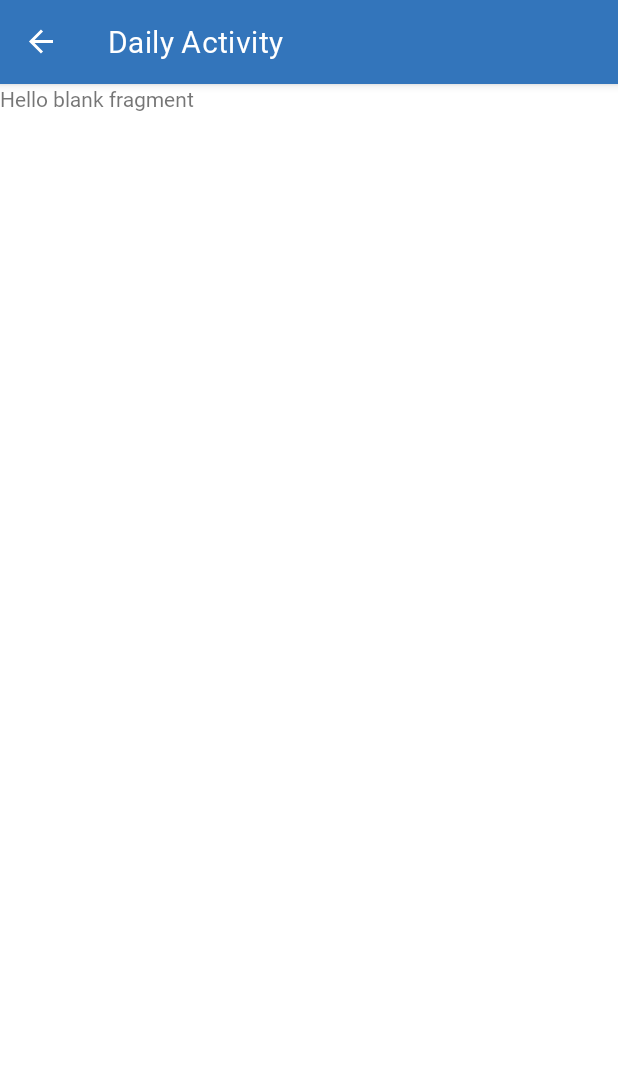
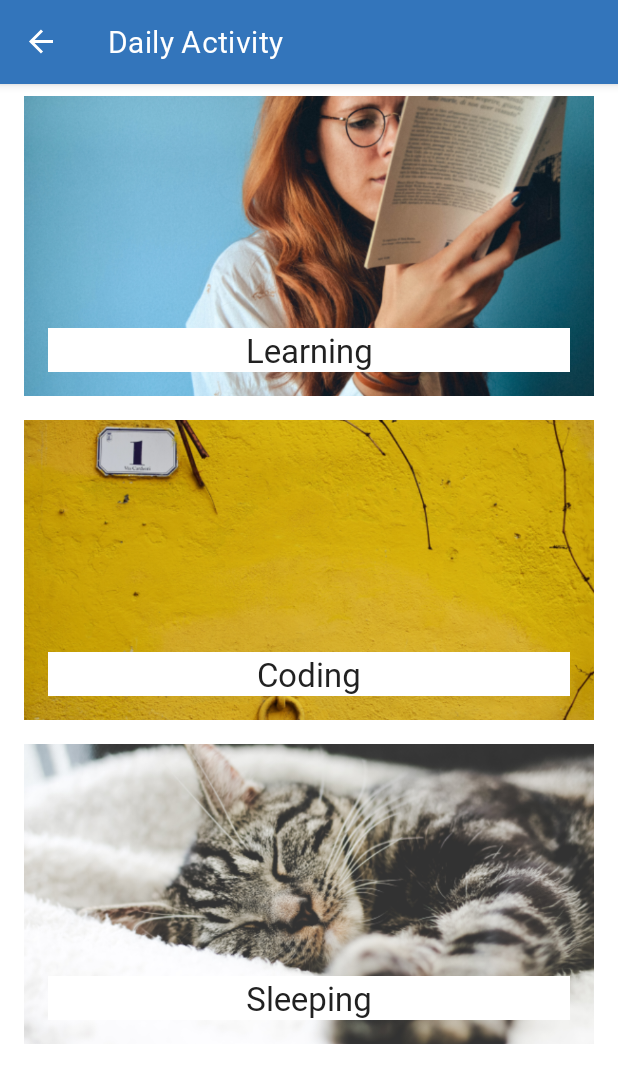
Before and after one commit to agungsepruloh/android-native-myself-app, an Android app: the DailyActivityFragment screen opened through its navigation route, on a phone screen of 412 x 824 dp. Shown: the top 1083 px of the screen. Run offline under Robolectric (Android 15) with nearby library versions, the phone set to English and light mode, and no system bars; our stand-ins replace data binding, navigation-ui.

Commit message:
Implement DailyActivity UI

```diff
--- a/app/src/main/java/com/example/myselfapp/DailyActivityViewModel.kt
+++ /dev/null
@@ -1,7 +0,0 @@
-package com.example.myselfapp
-
-import androidx.lifecycle.ViewModel
-
-class DailyActivityViewModel : ViewModel() {
-    // TODO: Implement the ViewModel
-}
--- /dev/null
+++ b/app/src/main/java/com/example/myselfapp/data/DailyActivity.kt
@@ -0,0 +1,6 @@
+package com.example.myselfapp.data
+
+data class DailyActivity(
+    val name: String,
+    val image: String,
+)
--- /dev/null
+++ b/app/src/main/java/com/example/myselfapp/screens/dailyactivity/DailyActivityAdapter.kt
@@ -0,0 +1,48 @@
+package com.example.myselfapp.screens.dailyactivity
+
+import android.view.LayoutInflater
+import android.view.ViewGroup
+import androidx.recyclerview.widget.DiffUtil
+import androidx.recyclerview.widget.ListAdapter
+import androidx.recyclerview.widget.RecyclerView
+import com.example.myselfapp.data.DailyActivity
+import com.example.myselfapp.databinding.DailyActivityItemBinding
+
+class DailyActivityAdapter :
+    ListAdapter<DailyActivity, DailyActivityAdapter.ViewHolder>(DailyActivityDiffCallback()) {
+    override fun onCreateViewHolder(parent: ViewGroup, viewType: Int): ViewHolder {
+        return ViewHolder.from(parent)
+    }
+
+    override fun onBindViewHolder(holder: ViewHolder, position: Int) {
+        val item = getItem(position)
+        holder.bind(item)
+    }
+
+    class ViewHolder private constructor(private val binding: DailyActivityItemBinding) :
+        RecyclerView.ViewHolder(binding.root) {
+
+        fun bind(item: DailyActivity) {
+            binding.dailyActivity = item
+            binding.executePendingBindings()
+        }
+
+        companion object {
+            fun from(parent: ViewGroup): ViewHolder {
+                val layoutInflater = LayoutInflater.from(parent.context)
+                val binding = DailyActivityItemBinding.inflate(layoutInflater, parent, false)
+                return ViewHolder(binding)
+            }
+        }
+    }
+}
+
+class DailyActivityDiffCallback : DiffUtil.ItemCallback<DailyActivity>() {
+    override fun areItemsTheSame(oldItem: DailyActivity, newItem: DailyActivity): Boolean {
+        return oldItem.name == newItem.name
+    }
+
+    override fun areContentsTheSame(oldItem: DailyActivity, newItem: DailyActivity): Boolean {
+        return oldItem == newItem
+    }
+}
--- a/app/src/main/java/com/example/myselfapp/DailyActivityFragment.kt
+++ b/app/src/main/java/com/example/myselfapp/screens/dailyactivity/DailyActivityFragment.kt
@@ -1,4 +1,4 @@
-package com.example.myselfapp
+package com.example.myselfapp.screens.dailyactivity
 
 import androidx.lifecycle.ViewModelProvider
 import android.os.Bundle
@@ -7,6 +7,8 @@ import android.view.LayoutInflater
 import android.view.View
 import android.view.ViewGroup
 import androidx.databinding.DataBindingUtil
+import androidx.lifecycle.Observer
+import com.example.myselfapp.R
 import com.example.myselfapp.databinding.DailyActivityFragmentBinding
 
 class DailyActivityFragment : Fragment() {
@@ -16,9 +18,19 @@ class DailyActivityFragment : Fragment() {
         inflater: LayoutInflater, container: ViewGroup?,
         savedInstanceState: Bundle?
     ): View? {
-        val binding = DataBindingUtil.inflate<DailyActivityFragmentBinding>(inflater,
-            R.layout.daily_activity_fragment, container, false)
+        val binding = DataBindingUtil.inflate<DailyActivityFragmentBinding>(
+            inflater, R.layout.daily_activity_fragment, container, false)
         viewModel = ViewModelProvider(this).get(DailyActivityViewModel::class.java)
+
+        val adapter = DailyActivityAdapter()
+        binding.dailyActivityList.adapter = adapter
+
+        viewModel.dailyActivities.observe(viewLifecycleOwner, Observer {
+            it.let {
+                adapter.submitList(it)
+            }
+        })
+
         return binding.root
     }
 }
--- /dev/null
+++ b/app/src/main/java/com/example/myselfapp/screens/dailyactivity/DailyActivityViewModel.kt
@@ -0,0 +1,20 @@
+package com.example.myselfapp.screens.dailyactivity
+
+import androidx.lifecycle.LiveData
+import androidx.lifecycle.MutableLiveData
+import androidx.lifecycle.ViewModel
+import com.example.myselfapp.data.DailyActivity
+
+class DailyActivityViewModel : ViewModel() {
+    private val _dailyActivities = MutableLiveData<List<DailyActivity>>()
+    val dailyActivities: LiveData<List<DailyActivity>>
+        get() = _dailyActivities
+
+    init {
+        _dailyActivities.value = listOf(
+            DailyActivity(name = "Learning", image = "learning"),
+            DailyActivity(name = "Coding", image = "coding"),
+            DailyActivity(name = "Sleeping", image = "sleeping"),
+        )
+    }
+}
--- /dev/null
+++ b/app/src/main/java/com/example/myselfapp/util/BindingUtil.kt
@@ -0,0 +1,15 @@
+package com.example.myselfapp.util
+
+import android.widget.ImageView
+import androidx.databinding.BindingAdapter
+import com.example.myselfapp.data.DailyActivity
+
+@BindingAdapter("image")
+fun ImageView.setWalletImage(item: DailyActivity?) {
+    val res = context.resources
+    val imageId = res.getIdentifier(item?.image, "drawable", context.packageName)
+
+    item?.let {
+        setImageResource(imageId)
+    }
+}
--- a/app/src/main/res/layout/daily_activity_fragment.xml
+++ b/app/src/main/res/layout/daily_activity_fragment.xml
@@ -1,17 +1,13 @@
 <?xml version="1.0" encoding="utf-8"?>
 <layout xmlns:android="http://schemas.android.com/apk/res/android"
+    xmlns:app="http://schemas.android.com/apk/res-auto"
     xmlns:tools="http://schemas.android.com/tools">
 
-    <FrameLayout
+    <androidx.recyclerview.widget.RecyclerView
+        android:id="@+id/daily_activity_list"
         android:layout_width="match_parent"
         android:layout_height="match_parent"
-        tools:context=".DailyActivityFragment">
-
-        <TextView
-            android:layout_width="match_parent"
-            android:layout_height="match_parent"
-            android:text="@string/hello_blank_fragment" />
-
-    </FrameLayout>
+        android:paddingHorizontal="@dimen/space_normal"
+        app:layoutManager="androidx.recyclerview.widget.LinearLayoutManager" />
 
 </layout>
--- /dev/null
+++ b/app/src/main/res/layout/daily_activity_item.xml
@@ -0,0 +1,46 @@
+<?xml version="1.0" encoding="utf-8"?>
+<layout xmlns:android="http://schemas.android.com/apk/res/android"
+    xmlns:app="http://schemas.android.com/apk/res-auto"
+    xmlns:tools="http://schemas.android.com/tools">
+
+    <data>
+
+        <variable
+            name="dailyActivity"
+            type="com.example.myselfapp.data.DailyActivity" />
+    </data>
+
+    <androidx.constraintlayout.widget.ConstraintLayout
+        android:id="@+id/item_daily_activity"
+        android:layout_width="match_parent"
+        android:layout_height="wrap_content"
+        android:layout_marginVertical="@dimen/space_small">
+
+        <ImageView
+            android:id="@+id/image"
+            android:layout_width="match_parent"
+            android:layout_height="200dp"
+            android:contentDescription="@string/learning"
+            android:scaleType="centerCrop"
+            android:src="@drawable/learning"
+            app:image="@{dailyActivity}"
+            app:layout_constraintEnd_toEndOf="parent"
+            app:layout_constraintStart_toStartOf="parent"
+            app:layout_constraintTop_toTopOf="parent" />
+
+        <TextView
+            android:layout_width="0dp"
+            android:layout_height="wrap_content"
+            android:layout_marginHorizontal="@dimen/space_normal"
+            android:layout_marginBottom="@dimen/space_normal"
+            android:background="@color/white"
+            android:gravity="center"
+            android:text="@{dailyActivity.name}"
+            android:textAppearance="@style/TextAppearance.AppCompat.Large"
+            app:layout_constraintBottom_toBottomOf="@+id/image"
+            app:layout_constraintEnd_toEndOf="@+id/image"
+            app:layout_constraintStart_toStartOf="@+id/image"
+            tools:text="@string/learning" />
+
+    </androidx.constraintlayout.widget.ConstraintLayout>
+</layout>
--- a/app/src/main/res/navigation/navigation.xml
+++ b/app/src/main/res/navigation/navigation.xml
@@ -23,7 +23,7 @@
 
     <fragment
         android:id="@+id/dailyActivityFragment"
-        android:name="com.example.myselfapp.DailyActivityFragment"
+        android:name="com.example.myselfapp.screens.dailyactivity.DailyActivityFragment"
         android:label="Daily Activity"
         tools:layout="@layout/daily_activity_fragment" />
 </navigation>
--- a/app/src/main/res/values/strings.xml
+++ b/app/src/main/res/values/strings.xml
@@ -12,4 +12,5 @@
     <string name="sepruloh">\tSepruloh</string>
     <string name="home">Home</string>
     <string name="daily_activity">Daily Activity</string>
+    <string name="learning">Learning</string>
 </resources>
```
Also changed, not shown: app/src/main/res/drawable/coding.png (added), app/src/main/res/drawable/learning.png (added), app/src/main/res/drawable/sleeping.png (added).
